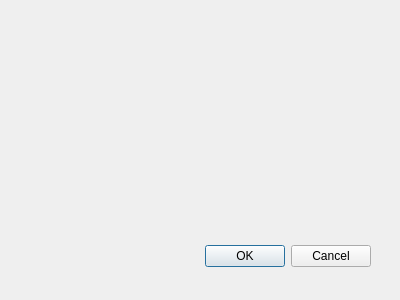
Above: insertgrade.ui from awmleer/grade-management before the change. Below: the same form after it.
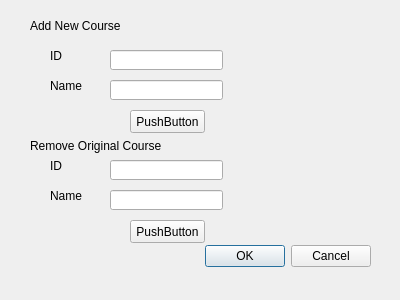
That is the form after the change.

Commit message: add some course insert

```diff
--- a/insertgrade.ui
+++ b/insertgrade.ui
@@ -31,6 +31,150 @@
     <set>QDialogButtonBox::Cancel|QDialogButtonBox::Ok</set>
    </property>
   </widget>
+  <widget class="QLabel" name="label">
+   <property name="geometry">
+    <rect>
+     <x>30</x>
+     <y>10</y>
+     <width>121</width>
+     <height>31</height>
+    </rect>
+   </property>
+   <property name="text">
+    <string>Add New Course</string>
+   </property>
+  </widget>
+  <widget class="QLineEdit" name="lineEdit">
+   <property name="geometry">
+    <rect>
+     <x>110</x>
+     <y>50</y>
+     <width>113</width>
+     <height>20</height>
+    </rect>
+   </property>
+  </widget>
+  <widget class="QLineEdit" name="lineEdit_2">
+   <property name="geometry">
+    <rect>
+     <x>110</x>
+     <y>80</y>
+     <width>113</width>
+     <height>20</height>
+    </rect>
+   </property>
+  </widget>
+  <widget class="QLabel" name="label_2">
+   <property name="geometry">
+    <rect>
+     <x>50</x>
+     <y>50</y>
+     <width>54</width>
+     <height>12</height>
+    </rect>
+   </property>
+   <property name="text">
+    <string>ID</string>
+   </property>
+  </widget>
+  <widget class="QLabel" name="label_3">
+   <property name="geometry">
+    <rect>
+     <x>50</x>
+     <y>80</y>
+     <width>54</width>
+     <height>12</height>
+    </rect>
+   </property>
+   <property name="text">
+    <string>Name</string>
+   </property>
+  </widget>
+  <widget class="QLabel" name="label_4">
+   <property name="geometry">
+    <rect>
+     <x>30</x>
+     <y>130</y>
+     <width>141</width>
+     <height>31</height>
+    </rect>
+   </property>
+   <property name="text">
+    <string>Remove Original Course</string>
+   </property>
+  </widget>
+  <widget class="QLineEdit" name="lineEdit_3">
+   <property name="geometry">
+    <rect>
+     <x>110</x>
+     <y>160</y>
+     <width>113</width>
+     <height>20</height>
+    </rect>
+   </property>
+  </widget>
+  <widget class="QLineEdit" name="lineEdit_4">
+   <property name="geometry">
+    <rect>
+     <x>110</x>
+     <y>190</y>
+     <width>113</width>
+     <height>20</height>
+    </rect>
+   </property>
+  </widget>
+  <widget class="QLabel" name="label_5">
+   <property name="geometry">
+    <rect>
+     <x>50</x>
+     <y>160</y>
+     <width>54</width>
+     <height>12</height>
+    </rect>
+   </property>
+   <property name="text">
+    <string>ID</string>
+   </property>
+  </widget>
+  <widget class="QLabel" name="label_6">
+   <property name="geometry">
+    <rect>
+     <x>50</x>
+     <y>190</y>
+     <width>54</width>
+     <height>12</height>
+    </rect>
+   </property>
+   <property name="text">
+    <string>Name</string>
+   </property>
+  </widget>
+  <widget class="QPushButton" name="pushButton">
+   <property name="geometry">
+    <rect>
+     <x>130</x>
+     <y>110</y>
+     <width>75</width>
+     <height>23</height>
+    </rect>
+   </property>
+   <property name="text">
+    <string>PushButton</string>
+   </property>
+  </widget>
+  <widget class="QPushButton" name="pushButton_2">
+   <property name="geometry">
+    <rect>
+     <x>130</x>
+     <y>220</y>
+     <width>75</width>
+     <height>23</height>
+    </rect>
+   </property>
+   <property name="text">
+    <string>PushButton</string>
+   </property>
+  </widget>
  </widget>
  <pixmapfunction/>
  <resources/>
```
Left out of the diff: 9 changed lines with no effect on the pictures. The commit also changes 5 other files.
